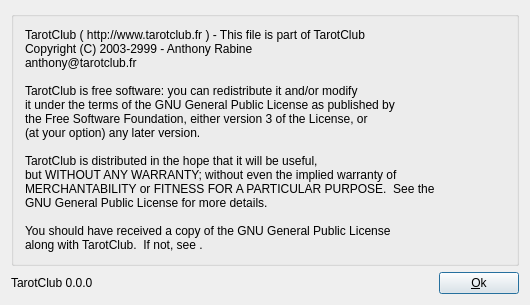
arabine/icl, file src/client/AboutUI.ui: the form before one commit.
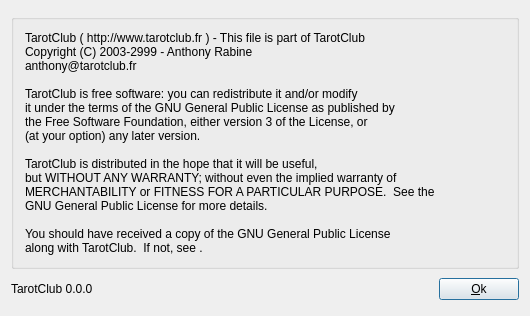
The form after the commit. Icons and pictures are not drawn.

What changed in the file:
```diff
--- a/src/client/AboutUI.ui
+++ b/src/client/AboutUI.ui
@@ -6,8 +6,8 @@
    <rect>
     <x>0</x>
     <y>0</y>
-    <width>455</width>
-    <height>277</height>
+    <width>528</width>
+    <height>316</height>
    </rect>
   </property>
   <property name="sizePolicy">
```
Left out of the diff: 2 changed lines with no effect on the pictures.
